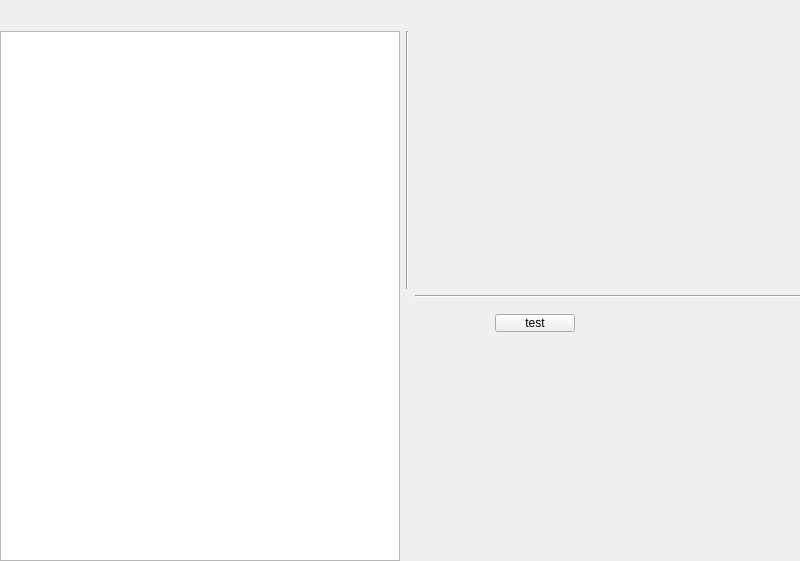
Before: the Qt Designer form account.ui in sbrou/CashCash, drawn with Qt 5.
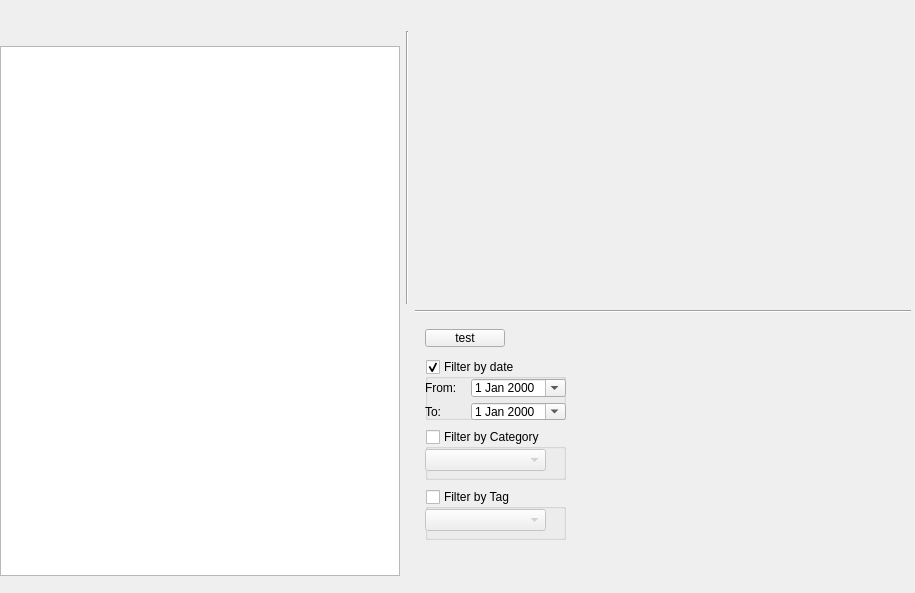
After: the same form once the commit is applied.

The edit to the form file:
```diff
--- a/account.ui
+++ b/account.ui
@@ -6,8 +6,8 @@
    <rect>
     <x>0</x>
     <y>0</y>
-    <width>800</width>
-    <height>561</height>
+    <width>915</width>
+    <height>593</height>
    </rect>
   </property>
   <property name="sizePolicy">
@@ -30,17 +30,68 @@
     <rect>
      <x>0</x>
      <y>0</y>
-     <width>802</width>
-     <height>561</height>
+     <width>911</width>
+     <height>591</height>
     </rect>
    </property>
    <layout class="QGridLayout" name="gridLayout">
+    <item row="2" column="2">
+     <widget class="Line" name="line_2">
+      <property name="orientation">
+       <enum>Qt::Horizontal</enum>
+      </property>
+     </widget>
+    </item>
+    <item row="0" column="0" colspan="3">
+     <widget class="QWidget" name="toolBarWidget" native="true">
+      <property name="sizePolicy">
+       <sizepolicy hsizetype="Fixed" vsizetype="Fixed">
+        <horstretch>0</horstretch>
+        <verstretch>0</verstretch>
+       </sizepolicy>
+      </property>
+      <property name="minimumSize">
+       <size>
+        <width>800</width>
+        <height>25</height>
+       </size>
+      </property>
+      <property name="maximumSize">
+       <size>
+        <width>16777215</width>
+        <height>16777215</height>
+       </size>
+      </property>
+     </widget>
+    </item>
+    <item row="1" column="0" rowspan="3">
+     <widget class="QTableView" name="opsView">
+      <property name="sizePolicy">
+       <sizepolicy hsizetype="Fixed" vsizetype="Fixed">
+        <horstretch>0</horstretch>
+        <verstretch>0</verstretch>
+       </sizepolicy>
+      </property>
+      <property name="minimumSize">
+       <size>
+        <width>400</width>
+        <height>530</height>
+       </size>
+      </property>
+      <property name="maximumSize">
+       <size>
+        <width>16777215</width>
+        <height>16777215</height>
+       </size>
+      </property>
+     </widget>
+    </item>
     <item row="3" column="2">
      <widget class="QFrame" name="typesWidget">
       <widget class="QPushButton" name="qpbTest">
        <property name="geometry">
         <rect>
-         <x>80</x>
+         <x>10</x>
          <y>10</y>
          <width>80</width>
          <height>18</height>
@@ -50,28 +101,126 @@
         <string>test</string>
        </property>
       </widget>
-     </widget>
-    </item>
-    <item row="0" column="0" colspan="3">
-     <widget class="QWidget" name="toolBarWidget" native="true">
-      <property name="sizePolicy">
-       <sizepolicy hsizetype="Fixed" vsizetype="Fixed">
-        <horstretch>0</horstretch>
-        <verstretch>0</verstretch>
-       </sizepolicy>
-      </property>
-      <property name="minimumSize">
-       <size>
-        <width>800</width>
-        <height>25</height>
-       </size>
-      </property>
-      <property name="maximumSize">
-       <size>
-        <width>16777215</width>
-        <height>16777215</height>
-       </size>
-      </property>
+      <widget class="QGroupBox" name="qgbFilterDate">
+       <property name="geometry">
+        <rect>
+         <x>10</x>
+         <y>40</y>
+         <width>141</width>
+         <height>61</height>
+        </rect>
+       </property>
+       <property name="title">
+        <string>Filter by date</string>
+       </property>
+       <property name="checkable">
+        <bool>true</bool>
+       </property>
+       <widget class="QWidget" name="gridLayoutWidget_2">
+        <property name="geometry">
+         <rect>
+          <x>0</x>
+          <y>20</y>
+          <width>141</width>
+          <height>41</height>
+         </rect>
+        </property>
+        <layout class="QGridLayout" name="gridLayout_2">
+         <item row="1" column="0">
+          <widget class="QLabel" name="label_2">
+           <property name="text">
+            <string>To:</string>
+           </property>
+          </widget>
+         </item>
+         <item row="0" column="0">
+          <widget class="QLabel" name="label">
+           <property name="text">
+            <string>From:</string>
+           </property>
+           <property name="scaledContents">
+            <bool>false</bool>
+           </property>
+          </widget>
+         </item>
+         <item row="0" column="1">
+          <widget class="QDateEdit" name="qdeFilterFrom">
+           <property name="calendarPopup">
+            <bool>true</bool>
+           </property>
+          </widget>
+         </item>
+         <item row="1" column="1">
+          <widget class="QDateEdit" name="qdeFilterTo">
+           <property name="calendarPopup">
+            <bool>true</bool>
+           </property>
+          </widget>
+         </item>
+        </layout>
+       </widget>
+      </widget>
+      <widget class="QGroupBox" name="qgbFilterCat">
+       <property name="geometry">
+        <rect>
+         <x>10</x>
+         <y>110</y>
+         <width>141</width>
+         <height>51</height>
+        </rect>
+       </property>
+       <property name="title">
+        <string>Filter by Category</string>
+       </property>
+       <property name="flat">
+        <bool>true</bool>
+       </property>
+       <property name="checkable">
+        <bool>true</bool>
+       </property>
+       <property name="checked">
+        <bool>false</bool>
+       </property>
+       <widget class="QComboBox" name="qcbFilterCat">
+        <property name="geometry">
+         <rect>
+          <x>0</x>
+          <y>20</y>
+          <width>121</width>
+          <height>22</height>
+         </rect>
+        </property>
+       </widget>
+      </widget>
+      <widget class="QGroupBox" name="qgbFilterTag">
+       <property name="geometry">
+        <rect>
+         <x>10</x>
+         <y>170</y>
+         <width>141</width>
+         <height>51</height>
+        </rect>
+       </property>
+       <property name="title">
+        <string>Filter by Tag</string>
+       </property>
+       <property name="checkable">
+        <bool>true</bool>
+       </property>
+       <property name="checked">
+        <bool>false</bool>
+       </property>
+       <widget class="QComboBox" name="qcbFilterTag">
+        <property name="geometry">
+         <rect>
+          <x>0</x>
+          <y>20</y>
+          <width>121</width>
+          <height>22</height>
+         </rect>
+        </property>
+       </widget>
+      </widget>
      </widget>
     </item>
     <item row="1" column="1">
@@ -91,35 +240,6 @@
       </property>
      </widget>
     </item>
-    <item row="2" column="2">
-     <widget class="Line" name="line_2">
-      <property name="orientation">
-       <enum>Qt::Horizontal</enum>
-      </property>
-     </widget>
-    </item>
-    <item row="1" column="0" rowspan="3">
-     <widget class="QTableView" name="opsView">
-      <property name="sizePolicy">
-       <sizepolicy hsizetype="Fixed" vsizetype="Fixed">
-        <horstretch>0</horstretch>
-        <verstretch>0</verstretch>
-       </sizepolicy>
-      </property>
-      <property name="minimumSize">
-       <size>
-        <width>400</width>
-        <height>530</height>
-       </size>
-      </property>
-      <property name="maximumSize">
-       <size>
-        <width>16777215</width>
-        <height>16777215</height>
-       </size>
-      </property>
-     </widget>
-    </item>
    </layout>
   </widget>
  </widget>
```
